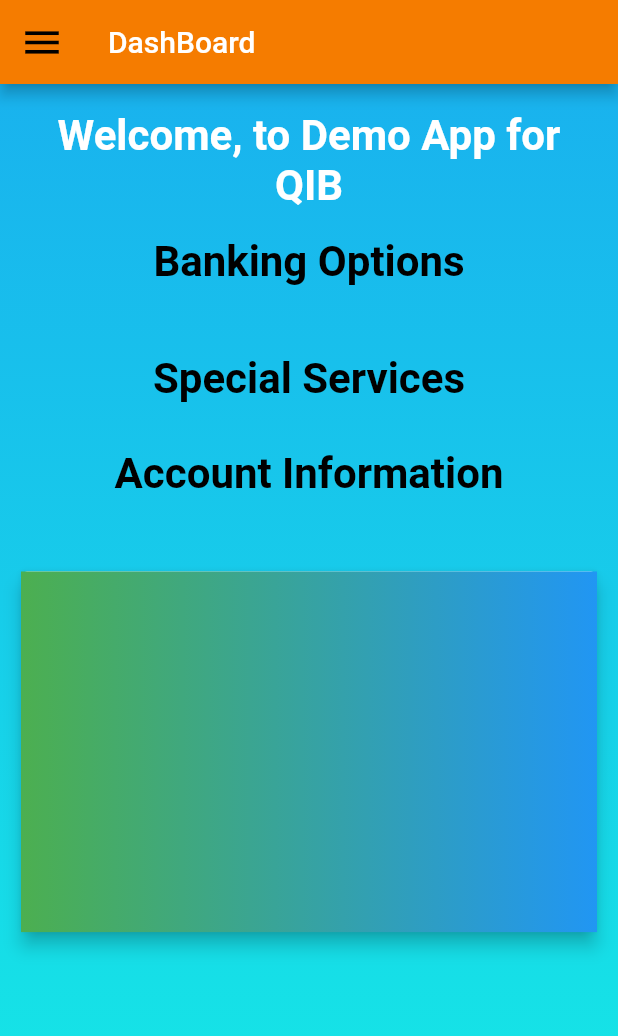
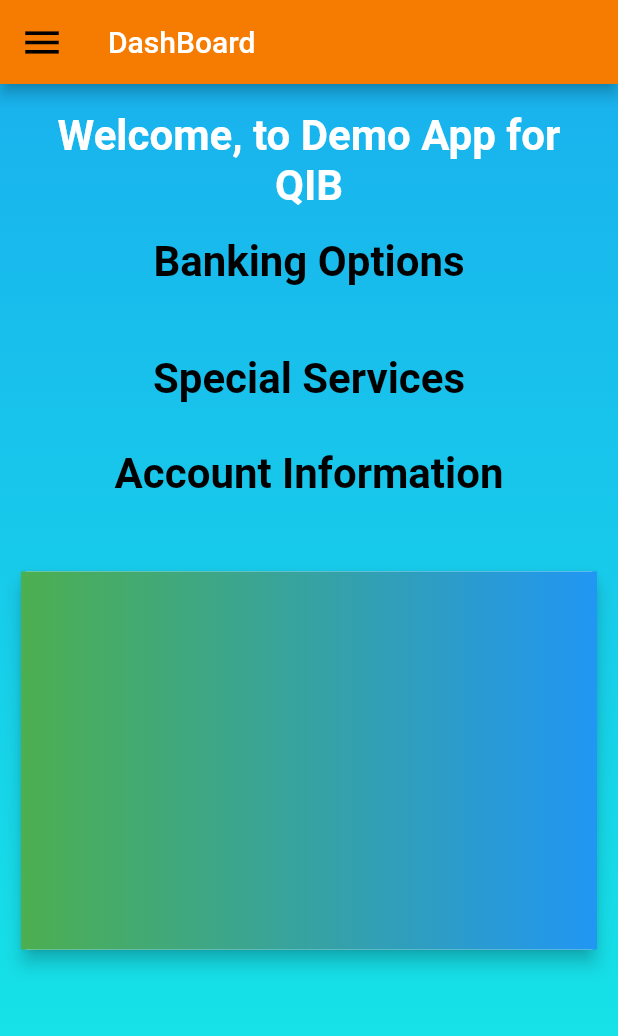
Before and after one commit to oddmentiusmaximus/demo_app_qib, a Flutter app: the screen it shows after launch, on a phone screen of 412 x 824 dp. Shown: the top 1036 px of the screen. Run offline on Flutter 3.47's test engine with Material 2 defaults, Android fonts, the phone set to English and light mode, and no system bars; our stand-ins replace shimmer; network calls fail.

Commit message:
render issue resolve

```diff
--- a/lib/home/special_services_section.dart
+++ b/lib/home/special_services_section.dart
@@ -59,7 +59,7 @@ class SpecialService extends StatelessWidget {
                                         Text(
                                           "${ service.getSpecialServicesList[index].specialServices.toUpperCase()}",
                                           style: TextStyle(
-                                              color: Colors.deepPurple,
+                                              color: Colors.black,
                                               fontWeight: FontWeight.bold,
                                               fontSize: 14.0
                                           ),textAlign: TextAlign.center,
--- a/lib/home/user_section.dart
+++ b/lib/home/user_section.dart
@@ -24,7 +24,7 @@ class UserSection extends StatelessWidget {
           builder: (con, user, _) => Container(
 
             padding: EdgeInsets.fromLTRB(10, 30, 10, 10),
-            height: buildHeight(context) * 0.35,
+            height: 300,
             width: double.maxFinite,
             child: Card(
 
@@ -44,7 +44,7 @@ class UserSection extends StatelessWidget {
                       var inputDate = DateTime.parse(parseDate.toString());
                       var outputFormat = DateFormat('MM/dd/yyyy hh:mm a');
                       var outputDate = outputFormat.format(inputDate);
-print("$outputFormat}");
+
                       return Column(
                     children: [
                       Align(
```
